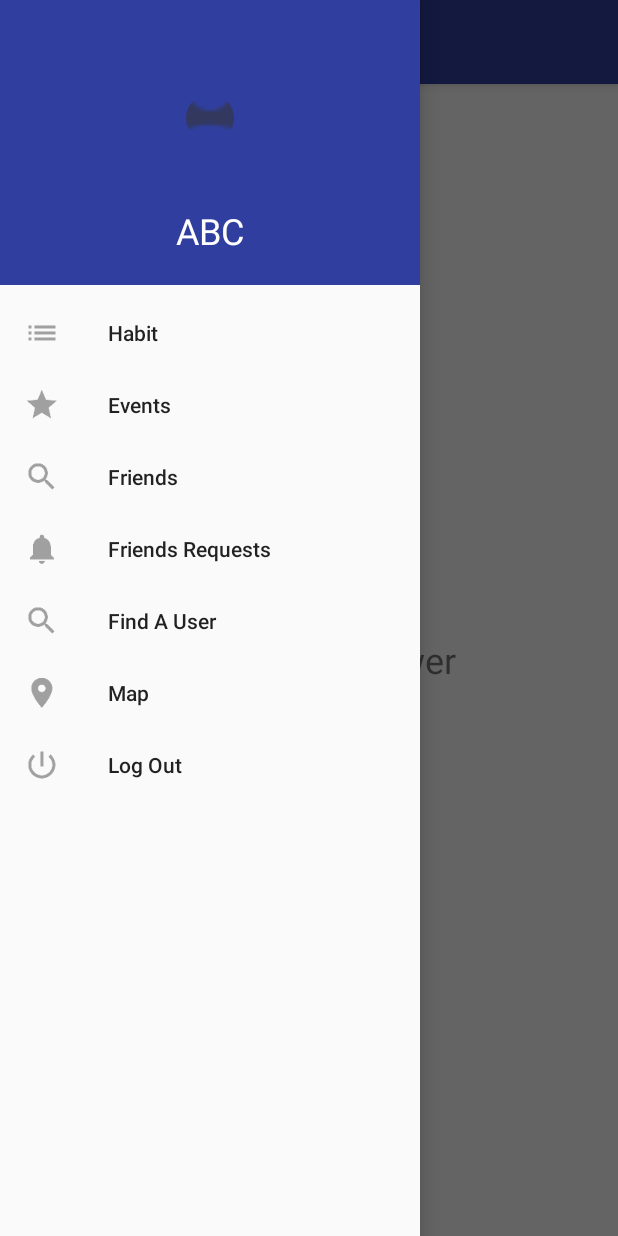
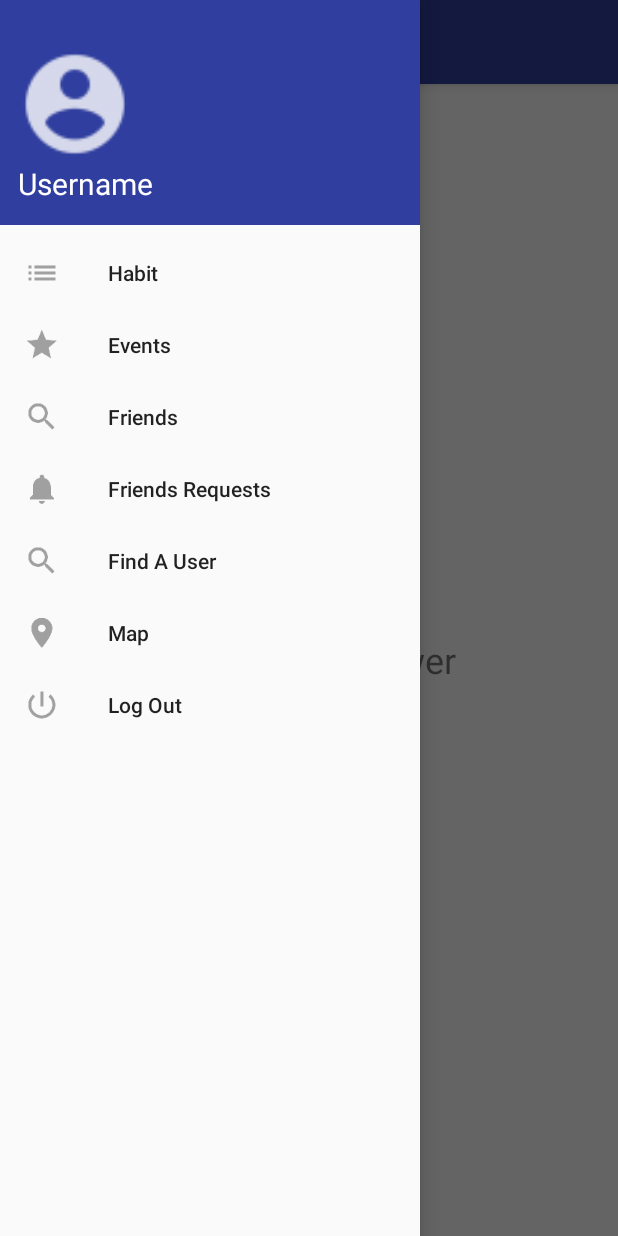
Before and after one commit to CMPUT301F17T29/HabitUp, an Android app: the screen it shows after launch (MainActivity), with the side drawer open, on a phone screen of 412 x 824 dp. Run offline under Robolectric (Android 15) with nearby library versions, the phone set to English and light mode, and no system bars; our stand-ins replace CircleImageView.

Commit message:
Fix arrangement padding in nav header

```diff
--- a/app/src/main/res/layout/nav_header.xml
+++ b/app/src/main/res/layout/nav_header.xml
@@ -2,37 +2,29 @@
 <LinearLayout
     xmlns:android="http://schemas.android.com/apk/res/android"
     android:orientation="vertical"
-    android:paddingTop="20dp"
-    android:paddingBottom="20dp"
+    android:paddingTop="30dp"
+    android:paddingLeft="12dp"
     android:background="@color/colorPrimary"
     android:layout_width="match_parent"
-    android:layout_height="190dp">
-
-
-
-    <!--<ImageView-->
-        <!--android:src="@drawable/ic_default_user"-->
-        <!--android:layout_width="wrap_content"-->
-        <!--android:layout_gravity="center"-->
-        <!--android:layout_weight="1"-->
-        <!--android:layout_height="0dp" />-->
+    android:layout_height="150dp"
+    android:weightSum="1">
 
 
     <de.hdodenhof.circleimageview.CircleImageView
-        android:layout_width="wrap_content"
-        android:layout_gravity="center"
-        android:layout_weight="1"
-        android:layout_height="wrap_content"
-        android:src="@drawable/ic_default_user"/>
+        android:id="@+id/drawer_pic"
+        android:layout_width="75dp"
+        android:layout_height="75dp"
+        android:adjustViewBounds="false"
+        android:src="@drawable/ic_default_user"
+        android:layout_weight="0.20"
+        android:scaleX="1"
+        android:scaleY="1"/>
 
     <TextView
         android:layout_width="wrap_content"
         android:layout_height="wrap_content"
-        android:layout_gravity="center"
-        android:layout_centerHorizontal="true"
-        android:layout_centerVertical="true"
         android:textColor="@color/white"
-        android:textSize="24sp"
-        android:text="ABC" />
+        android:textSize="20sp"
+        android:text="Username" />
 
 </LinearLayout>
--- a/app/src/main/res/menu/menu_navigation.xml
+++ b/app/src/main/res/menu/menu_navigation.xml
@@ -2,7 +2,7 @@
 <menu xmlns:android="http://schemas.android.com/apk/res/android">
     <group android:checkableBehavior="single">
         <item
-            android:id="@+id/home"
+            android:id="@+id/habits"
             android:title="Habit"
             android:icon="@drawable/ic_habits"/>
         <item
```
Also changed, not shown: app/src/main/java/com/example/habitup/View/MainActivity.java (+24 -3 lines), app/src/main/res/drawable-hdpi/ic_default_user.png, app/src/main/res/drawable-mdpi/ic_default_user.png, app/src/main/res/drawable-xhdpi/ic_default_user.png, app/src/main/res/drawable-xxhdpi/ic_default_user.png.
